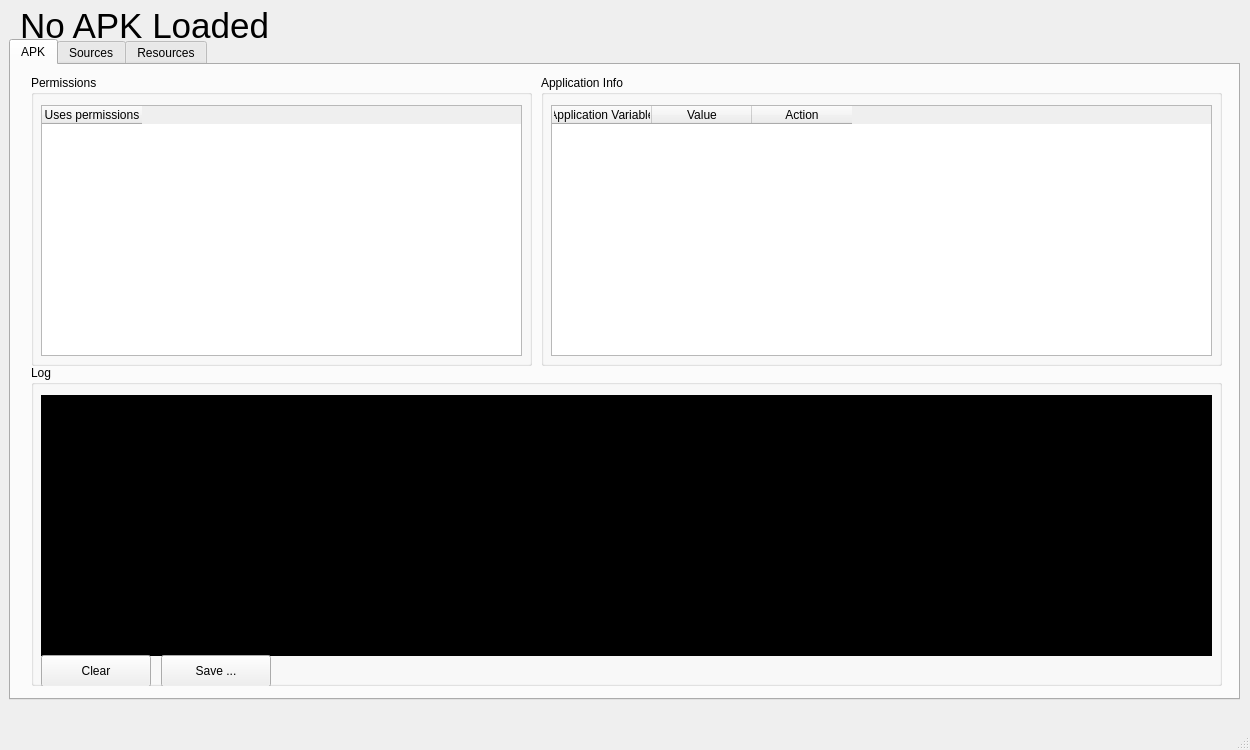
This is qt/droidsec.ui in DarioI/ARES as Qt 5 draws it before an edit. The edited form follows.
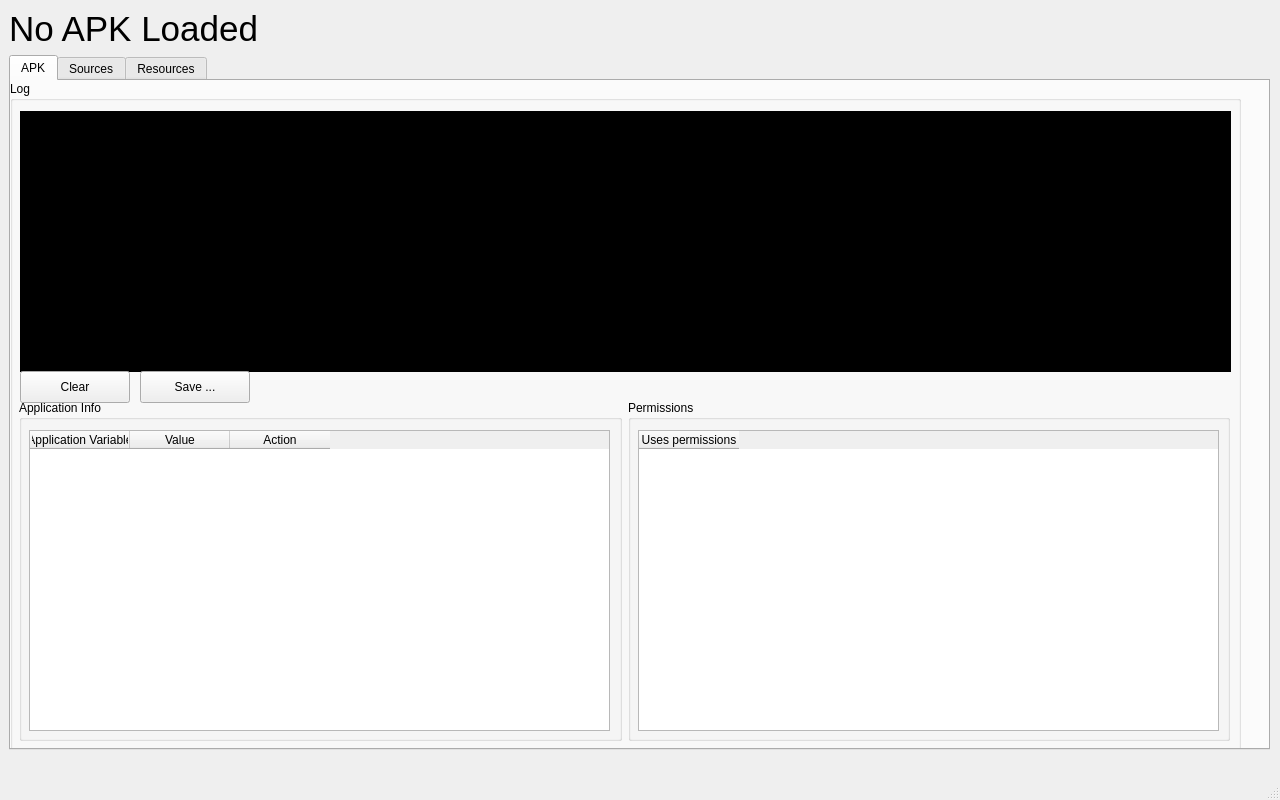
This is the edited form.

```diff
--- a/qt/droidsec.ui
+++ b/qt/droidsec.ui
@@ -9,34 +9,37 @@
    <rect>
     <x>0</x>
     <y>0</y>
-    <width>1250</width>
-    <height>750</height>
+    <width>1280</width>
+    <height>800</height>
    </rect>
   </property>
-  <property name="minimumSize">
-   <size>
-    <width>1250</width>
-    <height>750</height>
-   </size>
-  </property>
-  <property name="maximumSize">
-   <size>
-    <width>1250</width>
-    <height>750</height>
-   </size>
-  </property>
   <property name="windowTitle">
    <string>ARES</string>
   </property>
   <widget class="QWidget" name="centralwidget">
+   <property name="sizePolicy">
+    <sizepolicy hsizetype="Minimum" vsizetype="Maximum">
+     <horstretch>1</horstretch>
+     <verstretch>1</verstretch>
+    </sizepolicy>
+   </property>
+   <widget class="QWidget" name="verticalLayoutWidget">
+    <property name="geometry">
+     <rect>
+      <x>9</x>
+      <y>9</y>
+      <width>1261</width>
+      <height>741</height>
+     </rect>
+    </property>
+    <layout class="QVBoxLayout" name="verticalLayout_2">
+     <item>
    <widget class="QLabel" name="loadedAPK_label">
-    <property name="geometry">
-     <rect>
-      <x>20</x>
-      <y>10</y>
-      <width>601</width>
-      <height>31</height>
-     </rect>
+       <property name="sizePolicy">
+        <sizepolicy hsizetype="Preferred" vsizetype="Maximum">
+         <horstretch>0</horstretch>
+         <verstretch>0</verstretch>
+        </sizepolicy>
     </property>
     <property name="font">
      <font>
@@ -47,65 +50,40 @@
      <string>No APK Loaded</string>
     </property>
    </widget>
+     </item>
+     <item>
    <widget class="QTabWidget" name="tabWidget">
-    <property name="geometry">
-     <rect>
-      <x>9</x>
-      <y>39</y>
-      <width>1231</width>
-      <height>661</height>
-     </rect>
+       <property name="sizePolicy">
+        <sizepolicy hsizetype="Preferred" vsizetype="Expanding">
+         <horstretch>0</horstretch>
+         <verstretch>0</verstretch>
+        </sizepolicy>
     </property>
     <property name="currentIndex">
      <number>0</number>
     </property>
     <widget class="QWidget" name="tab_3">
+        <property name="sizePolicy">
+         <sizepolicy hsizetype="Preferred" vsizetype="Preferred">
+          <horstretch>0</horstretch>
+          <verstretch>0</verstretch>
+         </sizepolicy>
+        </property>
      <attribute name="title">
       <string>APK</string>
      </attribute>
-     <widget class="QGroupBox" name="groupBox_3">
+        <widget class="QWidget" name="verticalLayoutWidget_2">
       <property name="geometry">
        <rect>
-        <x>20</x>
-        <y>10</y>
-        <width>501</width>
-        <height>291</height>
-       </rect>
-      </property>
-      <property name="title">
-       <string>Permissions</string>
-      </property>
-      <widget class="QTableWidget" name="permsTable">
-       <property name="geometry">
-        <rect>
-         <x>10</x>
-         <y>30</y>
-         <width>481</width>
-         <height>251</height>
-        </rect>
-       </property>
-       <property name="editTriggers">
-        <set>QAbstractItemView::NoEditTriggers</set>
-       </property>
-       <property name="showGrid">
-        <bool>true</bool>
-       </property>
-       <column>
-        <property name="text">
-         <string>Uses permissions</string>
-        </property>
-       </column>
-      </widget>
-     </widget>
+           <x>-1</x>
+           <y>0</y>
+           <width>1231</width>
+           <height>671</height>
+          </rect>
+         </property>
+         <layout class="QVBoxLayout" name="verticalLayout_3">
+          <item>
      <widget class="QGroupBox" name="groupBox_2">
-      <property name="geometry">
-       <rect>
-        <x>20</x>
-        <y>300</y>
-        <width>1191</width>
-        <height>321</height>
-       </rect>
-      </property>
       <property name="title">
        <string>Log</string>
       </property>
@@ -117,7 +95,7 @@
         <rect>
          <x>10</x>
          <y>30</y>
-         <width>1171</width>
+               <width>1211</width>
          <height>261</height>
         </rect>
        </property>
@@ -154,16 +132,18 @@
         <string>Save ...</string>
        </property>
       </widget>
-     </widget>
+            <widget class="QWidget" name="horizontalLayoutWidget_2">
+             <property name="geometry">
+              <rect>
+               <x>9</x>
+               <y>319</y>
+               <width>1211</width>
+               <height>341</height>
+              </rect>
+             </property>
+             <layout class="QHBoxLayout" name="horizontalLayout_2">
+              <item>
      <widget class="QGroupBox" name="groupBox_4">
-      <property name="geometry">
-       <rect>
-        <x>530</x>
-        <y>10</y>
-        <width>681</width>
-        <height>291</height>
-       </rect>
-      </property>
       <property name="title">
        <string>Application Info</string>
       </property>
@@ -172,8 +152,8 @@
         <rect>
          <x>10</x>
          <y>30</y>
-         <width>661</width>
-         <height>251</height>
+                   <width>581</width>
+                   <height>301</height>
         </rect>
        </property>
        <property name="editTriggers">
@@ -202,6 +182,41 @@
        </column>
       </widget>
      </widget>
+              </item>
+              <item>
+               <widget class="QGroupBox" name="groupBox_3">
+                <property name="title">
+                 <string>Permissions</string>
+                </property>
+                <widget class="QTableWidget" name="permsTable">
+                 <property name="geometry">
+                  <rect>
+                   <x>10</x>
+                   <y>30</y>
+                   <width>581</width>
+                   <height>301</height>
+                  </rect>
+                 </property>
+                 <property name="editTriggers">
+                  <set>QAbstractItemView::NoEditTriggers</set>
+                 </property>
+                 <property name="showGrid">
+                  <bool>true</bool>
+                 </property>
+                 <column>
+                  <property name="text">
+                   <string>Uses permissions</string>
+                  </property>
+                 </column>
+                </widget>
+               </widget>
+              </item>
+             </layout>
+            </widget>
+           </widget>
+          </item>
+         </layout>
+        </widget>
     </widget>
     <widget class="QWidget" name="tab_4">
      <attribute name="title">
@@ -366,6 +381,9 @@
      </widget>
     </widget>
    </widget>
+     </item>
+    </layout>
+   </widget>
   </widget>
   <widget class="QMenuBar" name="menubar">
    <property name="geometry">
```
Left out of the diff: 2 changed lines with no effect on the pictures. Lines whose indentation alone changed are shown as unchanged.
